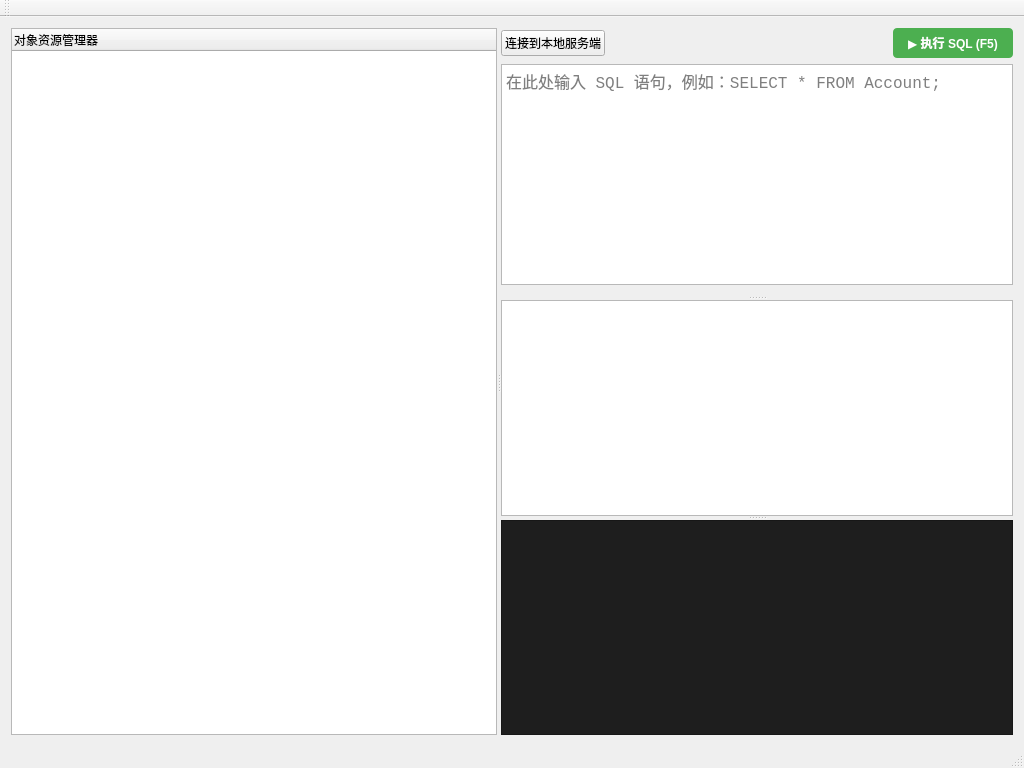
Before: the Qt Designer form DBMS_Client/DBMS_Client.ui in zhitongliu061115-cpu/database_412, drawn with Qt 5.
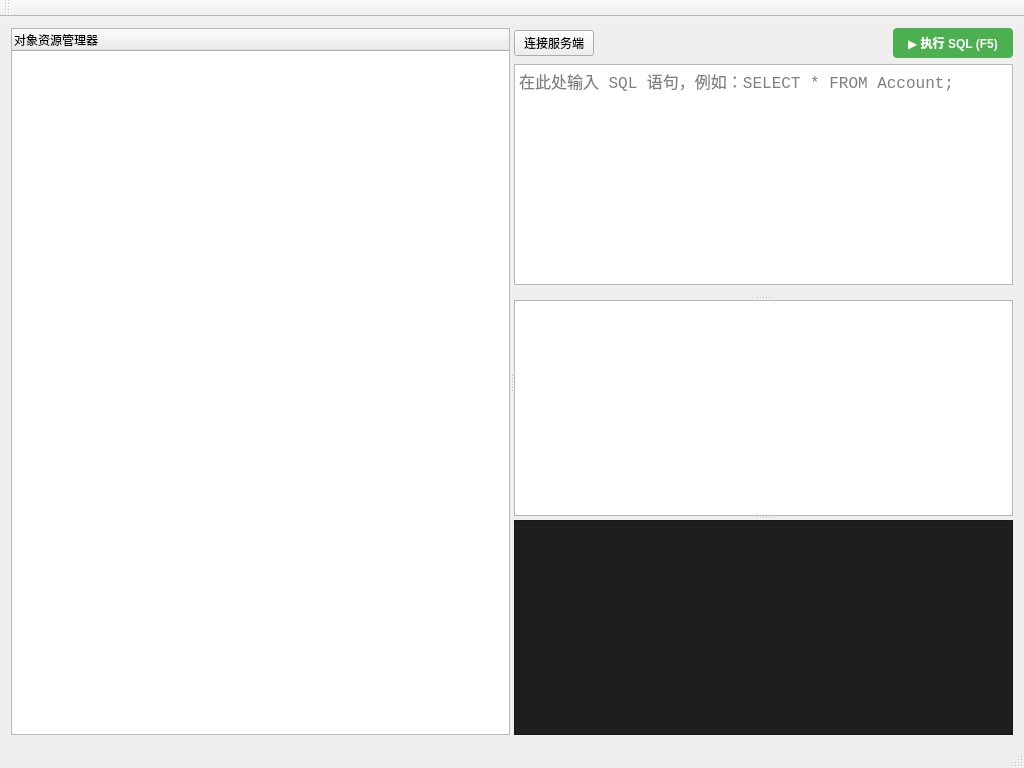
After: the same form once the commit is applied.

Commit message: 客户端与服务端通信

```diff
--- a/DBMS_Client/DBMS_Client.ui
+++ b/DBMS_Client/DBMS_Client.ui
@@ -23,8 +23,8 @@
 						<widget class="QTreeWidget" name="treeWidget">
 							<property name="minimumSize">
 								<size>
-									<width>200</width>
-									<height>0</height>
+         <width>258</width>
+         <height>258</height>
 								</size>
 							</property>
 							<column>
@@ -53,7 +53,7 @@
 											<item>
 												<widget class="QPushButton" name="btnConnect">
 													<property name="text">
-														<string>连接到本地服务端</string>
+              <string>连接服务端</string>
 													</property>
 												</widget>
 											</item>
```
Left out of the diff: 9 changed lines with no effect on the pictures. Lines whose indentation alone changed are shown as unchanged. The commit also changes 6 other files.
